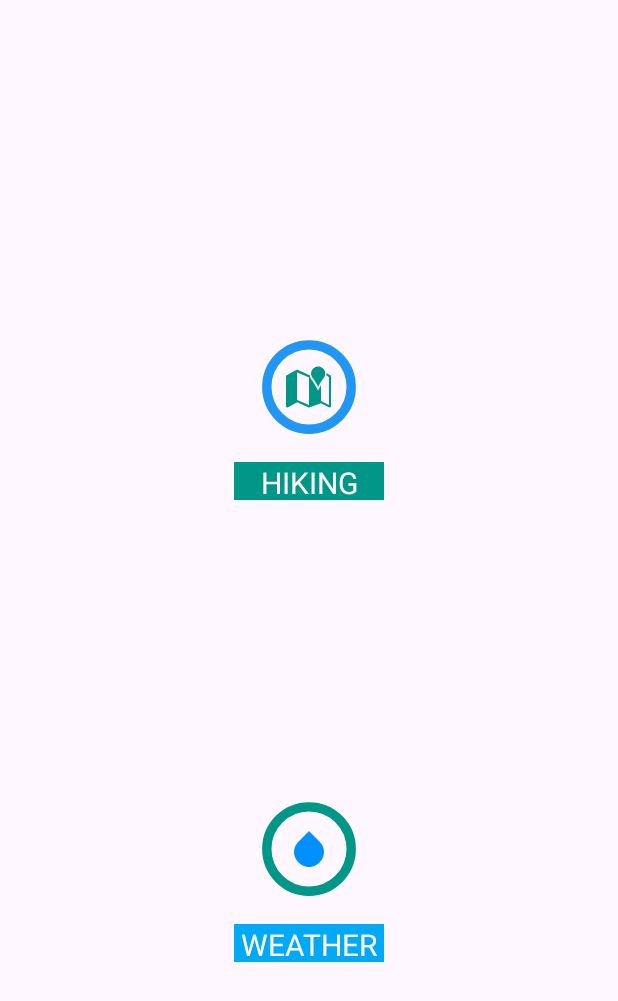
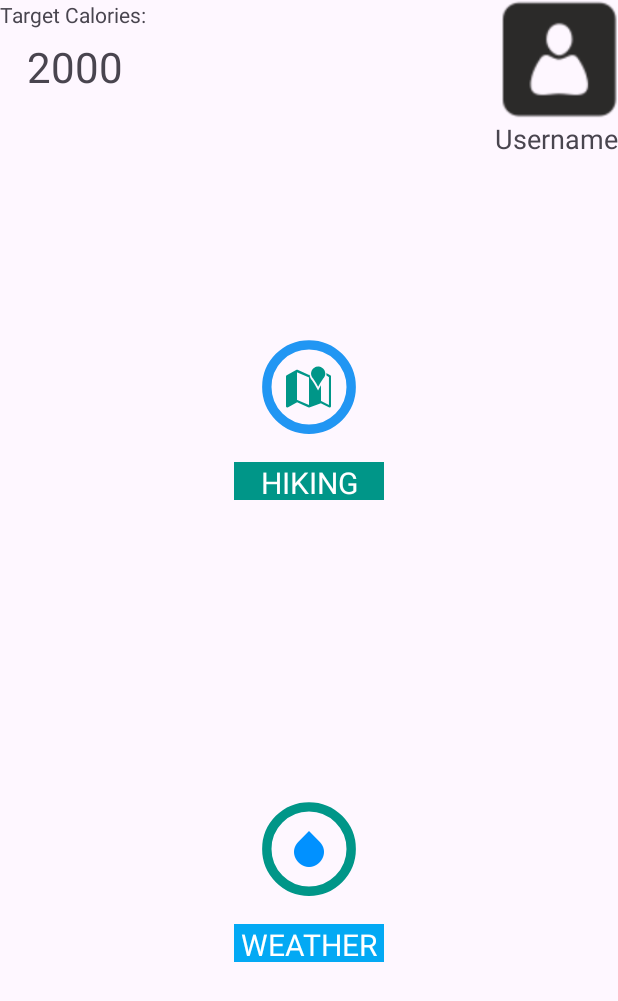
Before and after one commit to davidclark495/LifestyleApp-Mirror, an Android app: the layout fragment_homepage.xml on its own in the app's theme, with its tools: preview values and no code run, on a phone screen of 412 x 824 dp. Shown: the top 1001 px of the screen. Run offline under Robolectric (Android 15) with nearby library versions, the phone set to English and light mode, and no system bars.

```diff
--- a/app/src/main/AndroidManifest.xml
+++ b/app/src/main/AndroidManifest.xml
@@ -18,7 +18,8 @@
             android:name=".MainActivity"
             android:exported="true"
             android:label="@string/app_name"
-            android:theme="@style/Theme.TheGoodLife">
+            android:theme="@style/Theme.TheGoodLife"
+            android:screenOrientation="sensor">
             <intent-filter>
                 <action android:name="android.intent.action.MAIN" />
 
--- a/app/src/main/java/com/thegoodlife/HeaderFragment.kt
+++ b/app/src/main/java/com/thegoodlife/HeaderFragment.kt
@@ -25,8 +25,8 @@ class HeaderFragment : Fragment() {
         // Inflate the layout for this fragment
         val view = inflater.inflate(R.layout.fragment_header, container, false)
 
-        mProfPic = view.findViewById(R.id.profButton)
-        mBmrText = view.findViewById(R.id.tv_bmr)
+        mProfPic = view.findViewById(R.id.profButton5)
+        mBmrText = view.findViewById(R.id.tv_bmr5)
 
         mUserViewModel = ViewModelProvider(requireActivity()).get(UserViewModel::class.java)
         mUserViewModel.currUser.observe(requireActivity(), mCurrUserObserver)
--- a/app/src/main/java/com/thegoodlife/UserCreateFragment.kt
+++ b/app/src/main/java/com/thegoodlife/UserCreateFragment.kt
@@ -93,6 +93,7 @@ class UserCreateFragment : Fragment() {
 
         var userstring:String? = null
 
+        /*
         try{
             userstring = mUserViewModel.getUserData("bruhbruhbruh").toString()
         } catch(e: Exception)
@@ -105,6 +106,7 @@ class UserCreateFragment : Fragment() {
             var userdataarray = userstring.split('|')
             print(userdataarray)
         }
+        */
 
         // Setup stuff
         // age
@@ -245,6 +247,7 @@ class UserCreateFragment : Fragment() {
             //println("IN USER CREATE FRAGMENT")
             mUserViewModel.updateCurrUser(buildUserFromFields())
         }
+
         mCameraButton?.setOnClickListener {
             val cameraIntent = Intent(MediaStore.ACTION_IMAGE_CAPTURE)
             try {
@@ -386,6 +389,7 @@ class UserCreateFragment : Fragment() {
                     this.mProfilePhotoFilePath = filePathString
                 }
 
+                //should probably not be here
                 mUserViewModel.updateCurrUser(buildUserFromFields())
             }
         }
@@ -396,8 +400,8 @@ class UserCreateFragment : Fragment() {
 
             //need to make login scren as the very first thing, then
 
-            "bruhbruhbruh",
 
+            mNameET?.text.toString() + mAgeNumPicker?.value + mCityStr,
             mNameET?.text.toString(),
             mAgeNumPicker?.value,
             mWeightNumPicker?.value,
--- a/app/src/main/java/com/thegoodlife/UserRepository.kt
+++ b/app/src/main/java/com/thegoodlife/UserRepository.kt
@@ -112,7 +112,7 @@ class UserRepository private constructor(userDao: UserDao) {
 
         println("IN UREP - WORKER THREAD")
         mUsername = user.username
-        mUserData = user.name + "|" + user.age.toString() + "|" + user.weight.toString() + "|" + user.height.toString() + "|" +  user.sex + "|" + user.activity_level + "|" +  user.country + "|" + user.city
+        mUserData = user.name + "|" + user.age.toString() + "|" + user.weight.toString() + "|" + user.height.toString() + "|" +  user.sex + "|" + user.activity_level + "|" + user.profile_pic_file_path + "|" +  user.country + "|" + user.city
         mUserDao.update(mUsername!!, mUserData!!)
 
     }
--- a/app/src/main/res/layout-land/fragment_homepage.xml
+++ b/app/src/main/res/layout-land/fragment_homepage.xml
@@ -4,6 +4,44 @@
     xmlns:tools="http://schemas.android.com/tools"
     android:layout_width="match_parent"
     android:layout_height="match_parent">
+
+    <TextView
+        android:id="@+id/usernametext3"
+        android:layout_width="wrap_content"
+        android:layout_height="24dp"
+        android:text="Username"
+        android:textSize="18sp"
+        app:layout_constraintEnd_toEndOf="parent"
+        app:layout_constraintTop_toBottomOf="@+id/profButton" />
+
+    <TextView
+        android:id="@+id/tv_bmr_label"
+        android:layout_width="100dp"
+        android:layout_height="25dp"
+        android:text="@string/target_calories"
+        app:layout_constraintStart_toStartOf="parent"
+        app:layout_constraintTop_toTopOf="parent" />
+
+    <ImageButton
+        android:id="@+id/profButton"
+        android:layout_width="80dp"
+        android:layout_height="80dp"
+        android:background="#00FFFFFF"
+        android:scaleType="fitCenter"
+        app:layout_constraintEnd_toEndOf="parent"
+        app:layout_constraintTop_toTopOf="parent"
+        app:srcCompat="@drawable/anonymous_profile" />
+
+    <TextView
+        android:id="@+id/tv_bmr"
+        android:layout_width="100dp"
+        android:layout_height="50dp"
+        android:text="2000"
+        android:textAlignment="center"
+        android:textSize="28sp"
+        app:layout_constraintEnd_toEndOf="@+id/tv_bmr_label"
+        app:layout_constraintStart_toStartOf="parent"
+        app:layout_constraintTop_toBottomOf="@+id/tv_bmr_label" />
 
     <ImageButton
         android:id="@+id/hikeButton"
--- a/app/src/main/res/layout/fragment_homepage.xml
+++ b/app/src/main/res/layout/fragment_homepage.xml
@@ -4,6 +4,35 @@
     xmlns:tools="http://schemas.android.com/tools"
     android:layout_width="match_parent"
     android:layout_height="match_parent">
+
+    <TextView
+        android:id="@+id/tv_bmr_label"
+        android:layout_width="100dp"
+        android:layout_height="25dp"
+        android:text="@string/target_calories"
+        app:layout_constraintStart_toStartOf="parent"
+        app:layout_constraintTop_toTopOf="@+id/profButton" />
+
+    <ImageButton
+        android:id="@+id/profButton"
+        android:layout_width="80dp"
+        android:layout_height="80dp"
+        android:background="#00FFFFFF"
+        android:scaleType="fitCenter"
+        app:layout_constraintEnd_toEndOf="parent"
+        app:layout_constraintTop_toTopOf="parent"
+        app:srcCompat="@drawable/anonymous_profile" />
+
+    <TextView
+        android:id="@+id/tv_bmr"
+        android:layout_width="100dp"
+        android:layout_height="50dp"
+        android:text="2000"
+        android:textAlignment="center"
+        android:textSize="28sp"
+        app:layout_constraintEnd_toEndOf="@+id/tv_bmr_label"
+        app:layout_constraintStart_toStartOf="parent"
+        app:layout_constraintTop_toBottomOf="@+id/tv_bmr_label" />
 
     <ImageButton
         android:id="@+id/hikeButton"
@@ -59,4 +88,13 @@
         app:layout_constraintStart_toStartOf="parent"
         app:layout_constraintTop_toBottomOf="@+id/weatherButton" />
 
+    <TextView
+        android:id="@+id/usernametext"
+        android:layout_width="wrap_content"
+        android:layout_height="wrap_content"
+        android:text="Username"
+        android:textSize="18sp"
+        app:layout_constraintEnd_toEndOf="parent"
+        app:layout_constraintTop_toBottomOf="@+id/profButton" />
+
 </androidx.constraintlayout.widget.ConstraintLayout>
```
Also changed, not shown: app/src/main/java/com/thegoodlife/HomepageFragment.kt (+70 -0 lines), app/src/main/java/com/thegoodlife/LoginScreenFragment.kt (+20 -15 lines), app/src/main/res/layout/fragment_header.xml (+9 -9 lines), app/src/main/res/layout/fragment_user_create.xml (+5 -3 lines).
